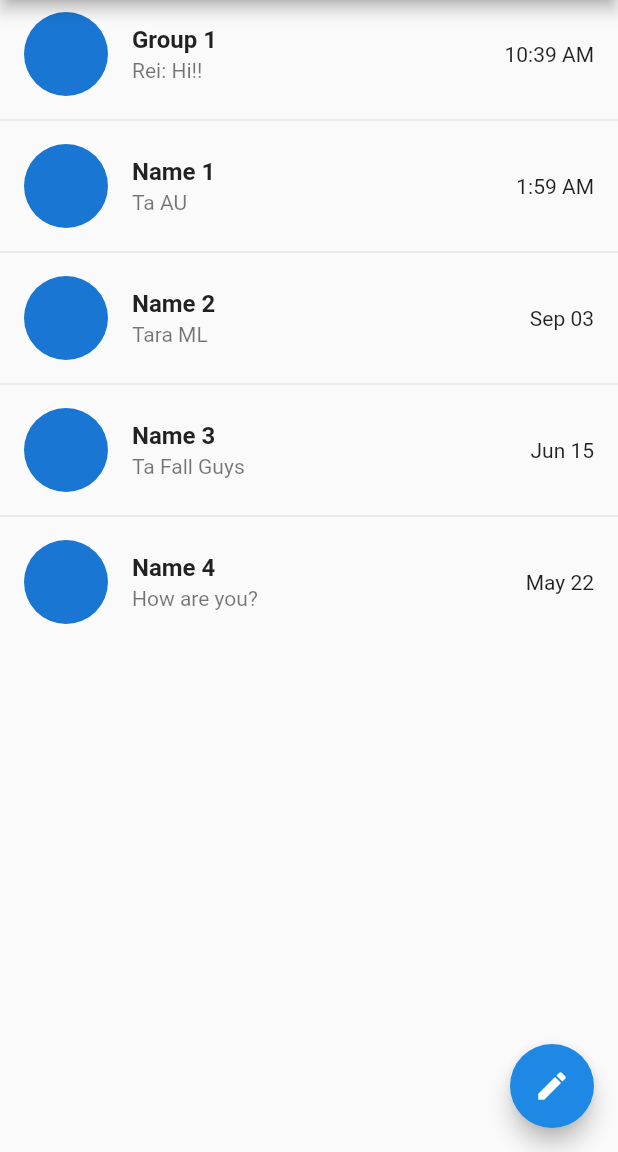
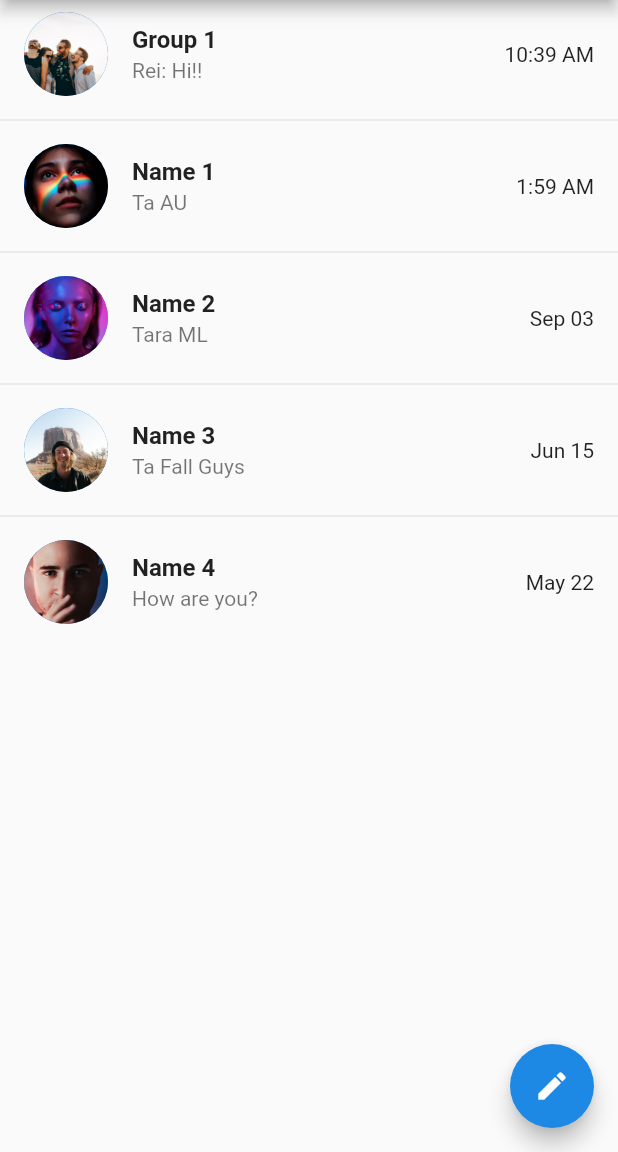
Before and after one commit to KimMontenegro/TelegramClone, a Flutter app: the screen it shows after launch, on a phone screen of 412 x 824 dp, the part 84-1236 px from its top. Run offline on Flutter 3.47's test engine with Material 2 defaults, Android fonts, the phone set to English and light mode, and no system bars.

```diff
--- a/lib/addmessage.dart
+++ b/lib/addmessage.dart
@@ -57,6 +57,7 @@ class _AddMessageState extends State<AddMessage> {
             child: ListTile(
               leading: CircleAvatar(
                 radius: 28,
+                backgroundImage: AssetImage('assets/images/p5.jpg'),
               ),
               title: Text(
                 'other contact',
--- a/lib/homescreen.dart
+++ b/lib/homescreen.dart
@@ -27,6 +27,7 @@ class _HomeScreenState extends State<HomeScreen> {
           ListTile(
             leading: CircleAvatar(
               radius: 28,
+              backgroundImage: AssetImage('assets/images/group.jpg'),
             ),
             title: Text(
               'Group 1',
@@ -39,6 +40,7 @@ class _HomeScreenState extends State<HomeScreen> {
           ListTile(
             leading: CircleAvatar(
               radius: 28,
+              backgroundImage: AssetImage('assets/images/p1.jpg'),
             ),
             title: Text(
               'Name 1',
@@ -51,6 +53,7 @@ class _HomeScreenState extends State<HomeScreen> {
           ListTile(
             leading: CircleAvatar(
               radius: 28,
+              backgroundImage: AssetImage('assets/images/p2.jpg'),
             ),
             title: Text(
               'Name 2',
@@ -63,6 +66,7 @@ class _HomeScreenState extends State<HomeScreen> {
           ListTile(
             leading: CircleAvatar(
               radius: 28,
+              backgroundImage: AssetImage('assets/images/p3.jpg'),
             ),
             title: Text(
               'Name 3',
@@ -75,6 +79,7 @@ class _HomeScreenState extends State<HomeScreen> {
           ListTile(
             leading: CircleAvatar(
               radius: 28,
+              backgroundImage: AssetImage('assets/images/p4.jpg'),
             ),
             title: Text(
               'Name 4',
--- a/lib/newgroup.dart
+++ b/lib/newgroup.dart
@@ -41,6 +41,7 @@ class _NewGroupState extends State<NewGroup> {
             child: ListTile(
               leading: CircleAvatar(
                 radius: 28,
+                backgroundImage: AssetImage('assets/images/p5.jpg'),
               ),
               title: Text(
                 'other contact',
```
Also changed, not shown: pubspec.yaml (+7 -0 lines), assets/images/group.jpg (added), assets/images/p1.jpg (added), assets/images/p2.jpg (added), assets/images/p3.jpg (added), assets/images/p4.jpg (added), assets/images/p5.jpg (added).
